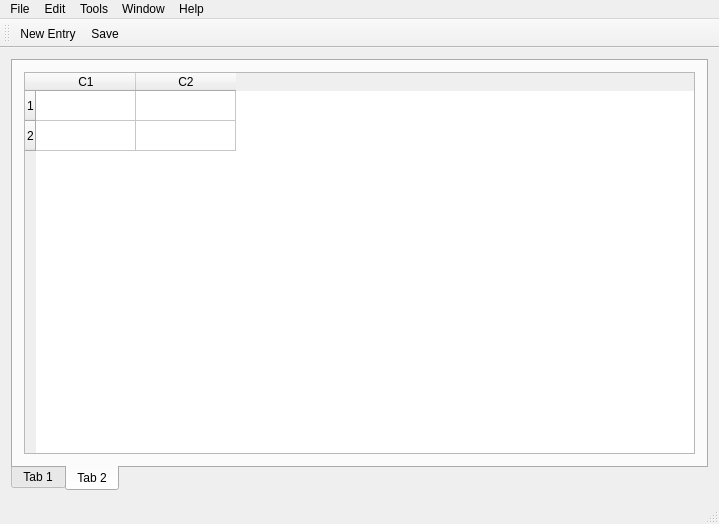
Above: mainwindow.ui from DatabasesWorks/Costs-daily-income-and-expenses before the change. Below: the same form after it.
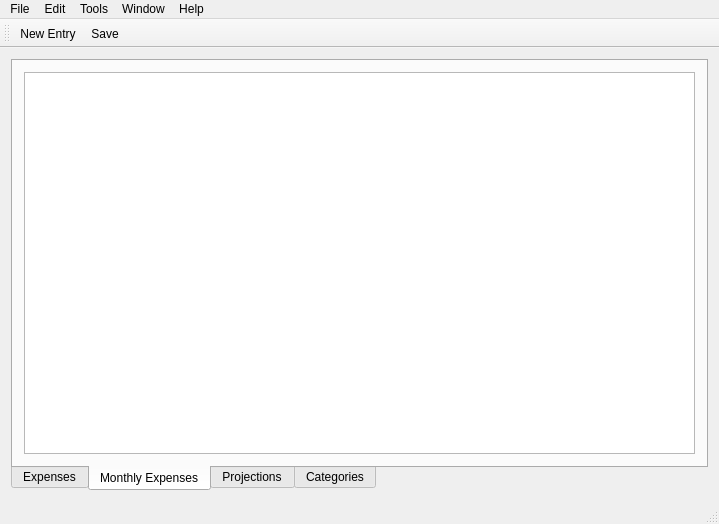
That is the form after the change. The open tabs and pages were chosen to show the change.

Commit message:
Added more tables for costs
Added tables expenses, monthly expenses, categories and worked on the
joins between the tables in the tableView for expenses.

```diff
--- a/mainwindow.ui
+++ b/mainwindow.ui
@@ -28,7 +28,7 @@
       </property>
       <widget class="QWidget" name="expensesTab">
        <attribute name="title">
-        <string>Tab 1</string>
+        <string>Expenses</string>
        </attribute>
        <layout class="QVBoxLayout" name="verticalLayout_2">
         <item>
@@ -38,32 +38,26 @@
       </widget>
       <widget class="QWidget" name="monthlyExpensesTab">
        <attribute name="title">
-        <string>Tab 2</string>
+        <string>Monthly Expenses</string>
        </attribute>
        <layout class="QVBoxLayout" name="verticalLayout_3">
         <item>
-         <widget class="QTableWidget" name="monthlyExpensesTableView">
-          <row>
-           <property name="text">
-            <string>1</string>
-           </property>
-          </row>
-          <row>
-           <property name="text">
-            <string>2</string>
-           </property>
-          </row>
-          <column>
-           <property name="text">
-            <string>C1</string>
-           </property>
-          </column>
-          <column>
-           <property name="text">
-            <string>C2</string>
-           </property>
-          </column>
-         </widget>
+         <widget class="QTableView" name="monthlyExpensesTableView"/>
+        </item>
+       </layout>
+      </widget>
+      <widget class="QWidget" name="projectionsTab">
+       <attribute name="title">
+        <string>Projections</string>
+       </attribute>
+      </widget>
+      <widget class="QWidget" name="categoriesTab">
+       <attribute name="title">
+        <string>Categories</string>
+       </attribute>
+       <layout class="QVBoxLayout" name="verticalLayout_4">
+        <item>
+         <widget class="QTableView" name="categoriesTableView"/>
         </item>
        </layout>
       </widget>
```
Left out of the diff: 2 changed lines with no effect on the pictures. The commit also changes 3 other files.
